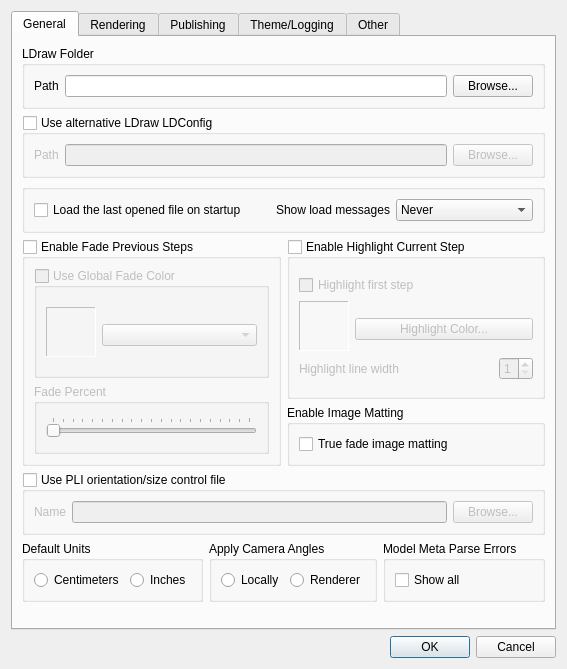
Before: the Qt Designer form mainApp/preferences.ui in trevorsandy/lpub3d-ci, drawn with Qt 5.
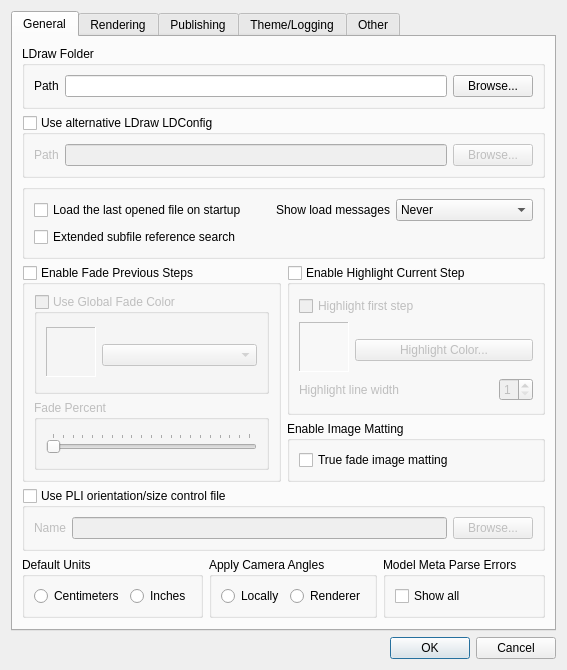
After: the same form once the commit is applied. Icons and pictures are not drawn.

Commit message: Add submodel reference extended search flag to Preferences #279

What changed in the file:
```diff
--- a/mainApp/preferences.ui
+++ b/mainApp/preferences.ui
@@ -146,6 +146,8 @@
          <property name="title">
           <string/>
          </property>
+         <layout class="QVBoxLayout" name="verticalLayout_20">
+          <item>
          <layout class="QHBoxLayout" name="horizontalLayout_31">
           <item>
            <widget class="QCheckBox" name="loadLastOpenedFileCheck">
@@ -191,6 +193,18 @@
               <string>Always</string>
              </property>
             </item>
+             </widget>
+            </item>
+           </layout>
+          </item>
+          <item>
+           <widget class="QCheckBox" name="extendedSubfileSearchCheck">
+            <property name="toolTip">
+             <string>Search current folder, content search directories and LDraw subfolders for subfile references.</string>
+            </property>
+            <property name="text">
+             <string>Extended subfile reference search</string>
+            </property>
            </widget>
           </item>
          </layout>
```
Lines whose indentation alone changed are shown as unchanged. The commit also changes 6 other files.
